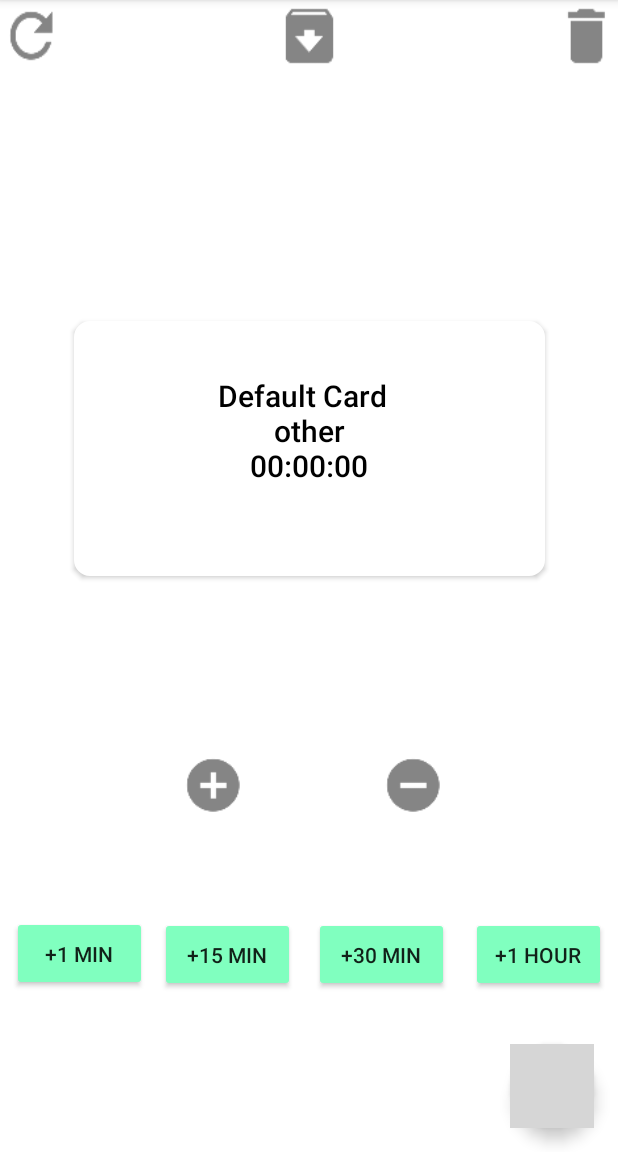
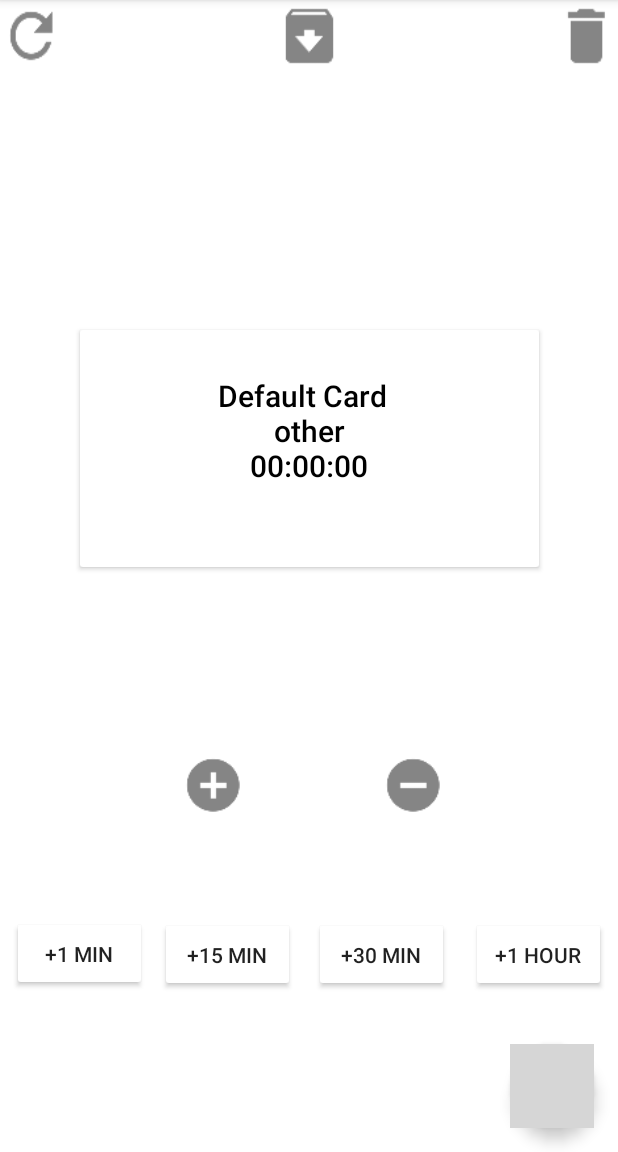
Before and after one commit to EthanJWright/PunchCard, an Android app: the screen it shows after launch (MainActivity), on a phone screen of 412 x 824 dp, the part 84-1236 px from its top. Run offline under Robolectric (Android 15) with nearby library versions, the phone set to English and light mode, and no system bars; grey boxes are pictures that could not be loaded.

Commit message:
Moved to material design

```diff
--- a/JavaPunchCard/app/src/main/AndroidManifest.xml
+++ b/JavaPunchCard/app/src/main/AndroidManifest.xml
@@ -1,7 +1,6 @@
 <?xml version="1.0" encoding="utf-8"?>
 <manifest xmlns:android="http://schemas.android.com/apk/res/android"
     package="com.example.ethanwright.javapunchcard">
-
     <application
         android:allowBackup="true"
         android:icon="@mipmap/ic_launcher"
--- a/JavaPunchCard/app/src/main/java/com/example/ethanwright/javapunchcard/MainActivity.java
+++ b/JavaPunchCard/app/src/main/java/com/example/ethanwright/javapunchcard/MainActivity.java
@@ -42,6 +42,7 @@ public class MainActivity extends AppCompatActivity
     final public CardView punchCardInterface = new CardView();
 //    final TextView goalText = (TextView) findViewById(R.id.goal_text);
     public Button but;
+
 
 
     @RequiresApi(api = Build.VERSION_CODES.LOLLIPOP)
--- a/JavaPunchCard/app/src/main/java/com/example/ethanwright/javapunchcard/PunchCard.java
+++ b/JavaPunchCard/app/src/main/java/com/example/ethanwright/javapunchcard/PunchCard.java
@@ -49,17 +49,6 @@ public class PunchCard implements Parcelable {
     public void setNumberInCategory(int numberInCategory) {
         this.numberInCategory = numberInCategory;
     }
-/*
-    public boolean isModified(){
-        return modified;
-    }
-    */
-
-/*    public void setModified(Boolean _modified){
-        modified = _modified;
-    }
-*/
-
 
 
     public void generateNewCard(String _name, int day_number){
--- a/JavaPunchCard/app/src/main/res/layout/app_bar_main.xml
+++ b/JavaPunchCard/app/src/main/res/layout/app_bar_main.xml
@@ -29,7 +29,7 @@
         android:layout_margin="@dimen/fab_margin"
         app:srcCompat="@android:drawable/ic_dialog_email" />
 
-    <Button
+    <Button style="@style/Widget.AppCompat.Button"
         android:id="@+id/current_card"
         android:textAllCaps="false"
         android:layout_width="314dp"
@@ -37,7 +37,6 @@
         android:layout_gravity="top|center_horizontal"
         android:padding="10dp"
         android:textColor="@color/black"
-        android:background="@drawable/curve_button"
         app:layout_anchor="@+id/include"
         app:layout_anchorGravity="center_vertical|center_horizontal" />
 
@@ -81,12 +80,12 @@
         android:layout_width="match_parent"
         android:layout_height="match_parent">
 
-        <Button
+        <Button style="@style/Widget.AppCompat.Button"
         android:id="@+id/add_hour"
         android:layout_width="90dp"
         android:layout_height="50dp"
         android:layout_gravity="bottom|left"
-        android:backgroundTint="@color/dark_interface"
+        android:backgroundTint="@color/light_interface"
         android:text="@string/hour"
         app:layout_anchorGravity="center_vertical|right"
             android:layout_marginRight="8dp"
@@ -100,12 +99,12 @@
             app:layout_constraintHorizontal_bias="1.0"
             app:layout_constraintVertical_bias="0.87" />
 
-        <Button
+        <Button style="@style/Widget.AppCompat.Button"
         android:id="@+id/add_one"
         android:layout_width="90dp"
         android:layout_height="50dp"
         android:layout_gravity="bottom|right"
-        android:backgroundTint="@color/dark_interface"
+        android:backgroundTint="@color/light_interface"
         android:text="+1 min"
         app:layout_anchor="@+id/include"
         app:layout_anchorGravity="center_vertical|left"
@@ -120,12 +119,12 @@
             app:layout_constraintHorizontal_bias="0.0"
             app:layout_constraintVertical_bias="0.869" />
 
-        <Button
+        <Button style="@style/Widget.AppCompat.Button"
         android:id="@+id/add_thirty"
         android:layout_width="90dp"
         android:layout_height="50dp"
         android:layout_gravity="bottom|right"
-        android:backgroundTint="@color/dark_interface"
+        android:backgroundTint="@color/light_interface"
         android:text="+30 min"
         app:layout_anchorGravity="center_vertical|center_horizontal"
             app:layout_constraintTop_toTopOf="parent"
@@ -139,13 +138,13 @@
             app:layout_constraintHorizontal_bias="0.659"
             app:layout_constraintVertical_bias="0.87" />
 
-    <Button
+        <Button style="@style/Widget.AppCompat.Button"
         android:id="@+id/add_fifteen"
         android:layout_width="90dp"
         android:layout_height="50dp"
         android:layout_gravity="bottom|left"
         android:text="+15 min"
-        android:backgroundTint="@color/dark_interface"
+        android:backgroundTint="@color/light_interface"
         app:layout_anchorGravity="center_vertical|center_horizontal"
         android:layout_marginLeft="8dp"
         app:layout_constraintLeft_toLeftOf="parent"
@@ -158,7 +157,8 @@
         android:layout_marginTop="8dp"
         app:layout_constraintVertical_bias="0.87" />
 
-        <Button
+
+        <Button style="@style/Widget.AppCompat.Button"
             android:id="@+id/plus_sign"
             android:layout_width="42dp"
             android:layout_height="42dp"
```
